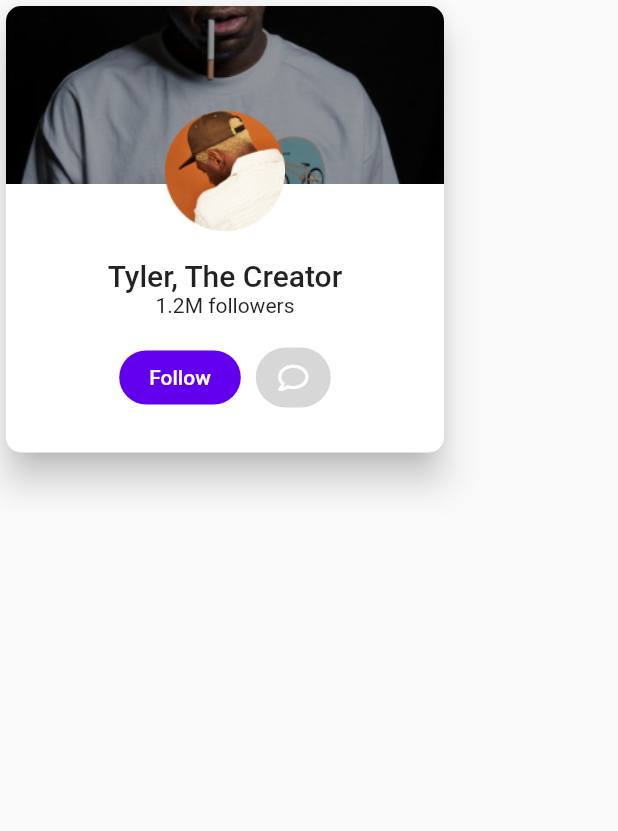
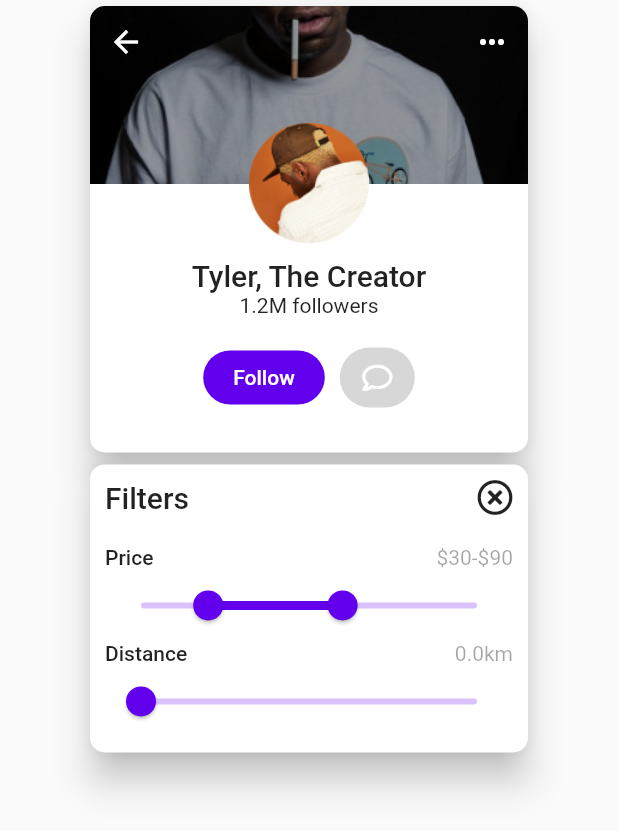
Before and after one commit to skyphantomhz/ui_demo, a Flutter app: the PageFive screen opened directly, on a phone screen of 412 x 824 dp. Shown: the top 831 px of the screen. Run offline on Flutter 3.47's test engine with Material 2 defaults, Android fonts, the phone set to English and light mode, and no system bars; our stand-ins replace font_awesome_flutter.

Commit message:
add filters card on page five

```diff
--- a/lib/ui/page_five.dart
+++ b/lib/ui/page_five.dart
@@ -13,16 +13,119 @@ double radiusButton = 20;
 double elevationDefault = 10;
 double marginDefault = 10;
 double paddingDefault = 10;
+double maxPrice = 150;
+double maxDistance = 10;
 
 class _PageFiveState extends State<PageFive> {
+  RangeValues priceRange = RangeValues(0.2, 0.6);
+  double distanceValue = 0;
+
   @override
   Widget build(BuildContext context) {
     return Scaffold(
       body: SafeArea(
-        child: Column(
-          crossAxisAlignment: CrossAxisAlignment.center,
-          mainAxisSize: MainAxisSize.max,
-          children: <Widget>[_buildProfileCard()],
+        child: Container(
+          width: MediaQuery.of(context).size.width,
+          child: Column(
+            crossAxisAlignment: CrossAxisAlignment.center,
+            children: <Widget>[_buildProfileCard(), _buildFilterCard()],
+          ),
+        ),
+      ),
+    );
+  }
+
+  Widget _buildFilterCard() {
+    return Container(
+      width: 300,
+      child: Card(
+        elevation: elevationDefault,
+        shape: RoundedRectangleBorder(
+            borderRadius: BorderRadius.all(Radius.circular(radiusDefault))),
+        child: Container(
+          padding: EdgeInsets.all(paddingDefault),
+          child: Column(
+            children: <Widget>[
+              Row(
+                mainAxisSize: MainAxisSize.max,
+                mainAxisAlignment: MainAxisAlignment.spaceBetween,
+                children: <Widget>[
+                  Text(
+                    "Filters",
+                    style: Theme.of(context).textTheme.title,
+                  ),
+                  Icon(FontAwesomeIcons.timesCircle),
+                ],
+              ),
+              SizedBox(
+                height: 20,
+              ),
+              Row(
+                mainAxisSize: MainAxisSize.max,
+                mainAxisAlignment: MainAxisAlignment.spaceBetween,
+                children: <Widget>[
+                  Text(
+                    "Price",
+                    style: Theme.of(context).textTheme.body2,
+                  ),
+                  Text(
+                    "\$${(priceRange.start * maxPrice).round()}-\$${(priceRange.end * maxPrice).round()}",
+                    style: Theme.of(context).textTheme.body1.copyWith(
+                        color: Theme.of(context)
+                            .colorScheme
+                            .onBackground
+                            .withAlpha(90)),
+                  ),
+                ],
+              ),
+              RangeSlider(
+                values: priceRange,
+                onChanged: (rangeChange) {
+                  setState(() {
+                    this.priceRange = rangeChange;
+                  });
+                },
+                onChangeEnd: (RangeValues endValues) {
+                  print('Ended change at $endValues');
+                },
+                onChangeStart: (RangeValues startValues) {
+                  print('Start change at $startValues');
+                },
+              ),
+              Row(
+                mainAxisSize: MainAxisSize.max,
+                mainAxisAlignment: MainAxisAlignment.spaceBetween,
+                children: <Widget>[
+                  Text(
+                    "Distance",
+                    style: Theme.of(context).textTheme.body2,
+                  ),
+                  Text(
+                    "${(distanceValue*maxDistance).toStringAsFixed(1)}km",
+                    style: Theme.of(context).textTheme.body1.copyWith(
+                        color: Theme.of(context)
+                            .colorScheme
+                            .onBackground
+                            .withAlpha(90)),
+                  ),
+                ],
+              ),
+              Slider(
+                value: distanceValue,
+                onChanged: (value) {
+                  setState(() {
+                    distanceValue = value;
+                  });
+                },
+                onChangeStart: (startValue) {
+                  print('Start change at $startValue');
+                },
+                onChangeEnd: (endValue) {
+                  print('Ended change at $endValue');
+                },
+              )
+            ],
+          ),
         ),
       ),
     );
@@ -109,8 +212,27 @@ class _PageFiveState extends State<PageFive> {
                   alignment: Alignment(0, -1),
                   child: Column(
                     children: <Widget>[
+                      Row(
+                        crossAxisAlignment: CrossAxisAlignment.center,
+                        mainAxisSize: MainAxisSize.max,
+                        mainAxisAlignment: MainAxisAlignment.spaceBetween,
+                        children: <Widget>[
+                          IconButton(
+                            icon: Icon(
+                              Icons.arrow_back,
+                              color: Theme.of(context).colorScheme.background,
+                            ),
+                          ),
+                          IconButton(
+                            icon: Icon(
+                              Icons.more_horiz,
+                              color: Theme.of(context).colorScheme.background,
+                            ),
+                          ),
+                        ],
+                      ),
                       SizedBox(
-                        height: 70,
+                        height: 30,
                       ),
                       Container(
                           width: 80,
```
